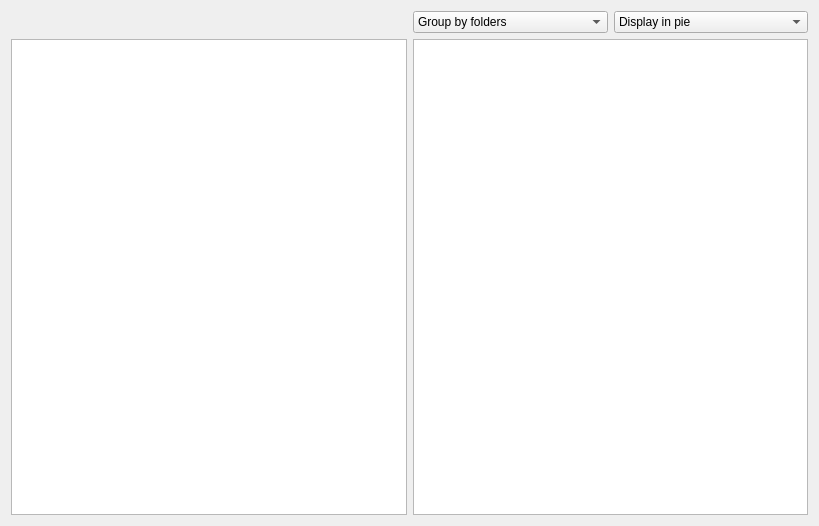
Old version of the form ui/Explorer.ui in the repository unitedtimur/laboratory3_QT_CMAKE.
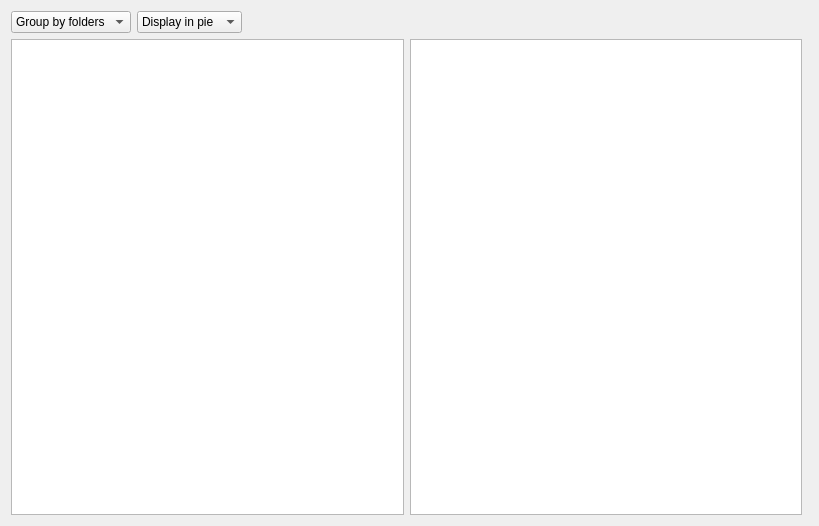
New version of the form.

```diff
--- a/ui/Explorer.ui
+++ b/ui/Explorer.ui
@@ -13,11 +13,11 @@
   <property name="windowTitle">
    <string>Form</string>
   </property>
-  <layout class="QHBoxLayout" name="horizontalLayout_4">
+  <layout class="QHBoxLayout" name="horizontalLayout_2">
    <item>
-    <layout class="QGridLayout" name="gridLayout">
-     <item row="0" column="1">
-      <layout class="QHBoxLayout" name="horizontalLayout_2">
+    <layout class="QVBoxLayout" name="verticalLayout_4">
+     <item>
+      <layout class="QHBoxLayout" name="horizontalLayout_3">
        <item>
         <widget class="QComboBox" name="groupedBox">
          <item>
@@ -46,13 +46,39 @@
          </item>
         </widget>
        </item>
+       <item>
+        <spacer name="horizontalSpacer">
+         <property name="orientation">
+          <enum>Qt::Horizontal</enum>
+         </property>
+         <property name="sizeType">
+          <enum>QSizePolicy::Maximum</enum>
+         </property>
+         <property name="sizeHint" stdset="0">
+          <size>
+           <width>700</width>
+           <height>20</height>
+          </size>
+         </property>
+        </spacer>
+       </item>
       </layout>
      </item>
-     <item row="1" column="0">
-      <widget class="QTreeView" name="treeView"/>
-     </item>
-     <item row="1" column="1">
-      <widget class="QTableView" name="tableView"/>
+     <item>
+      <layout class="QHBoxLayout" name="horizontalLayout">
+       <item>
+        <widget class="QTreeView" name="treeView"/>
+       </item>
+       <item>
+        <widget class="QTableView" name="tableView"/>
+       </item>
+       <item>
+        <widget class="QWidget" name="widget" native="true"/>
+       </item>
+       <item>
+        <layout class="QVBoxLayout" name="chartLayout"/>
+       </item>
+      </layout>
      </item>
     </layout>
    </item>
```
